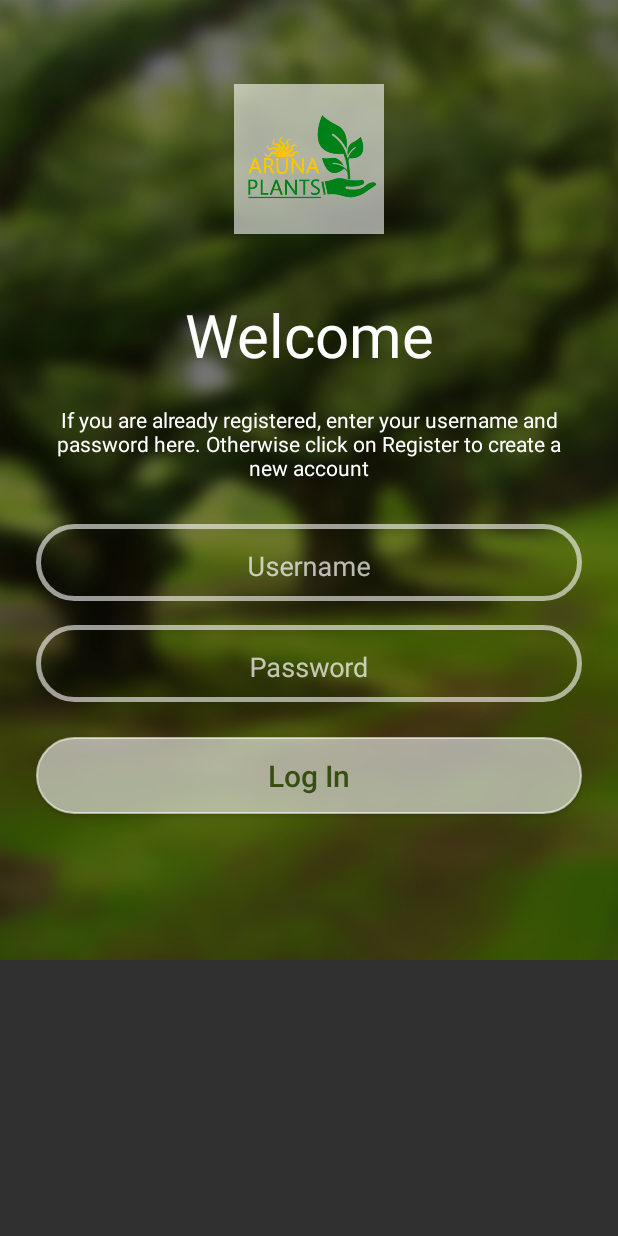
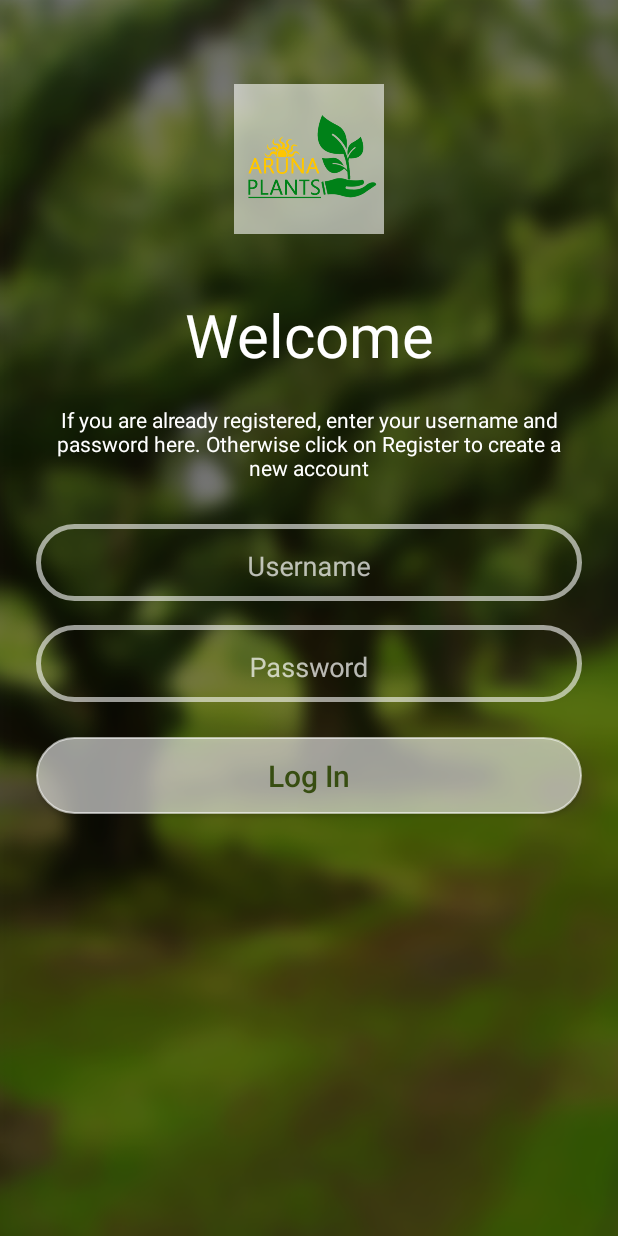
Before and after one commit to lakshangamage/aruna_plants, an Android app: the LoginActivity screen opened directly, with no data from a screen before it, on a phone screen of 412 x 824 dp. Run offline under Robolectric (Android 15) with nearby library versions, the phone set to English and light mode, and no system bars; libraries missing offline, so code that uses them is left out: cn.pedant.

Commit message:
changed login xml

```diff
--- a/app/src/main/java/com/intelligentz/arunaplants/view/LoginActivity.java
+++ b/app/src/main/java/com/intelligentz/arunaplants/view/LoginActivity.java
@@ -63,7 +63,7 @@ public class LoginActivity extends AppCompatActivity {
         Log.d(TAG, "Login");
 
         if (!validate()) {
-            onLoginFailed();
+            //onLoginFailed();
             return;
         }
 
@@ -180,7 +180,7 @@ public class LoginActivity extends AppCompatActivity {
                 }else{
 
                     Log.d("Login Failure!", json.getString(Tags.TAG_MESSAGE));
-                    onLoginFailed();
+                    //onLoginFailed();
                     //Toast.makeText(Login.this, "Invalid login details", Toast.LENGTH_LONG).show();
 
                 }
--- a/app/src/main/java/com/intelligentz/arunaplants/view/MainActivity.java
+++ b/app/src/main/java/com/intelligentz/arunaplants/view/MainActivity.java
@@ -504,7 +504,7 @@ public class MainActivity extends AppCompatActivity {
                     if (charSequence.length() > previousLength){
                         previousLength++;
                         for (Customer customer: new ArrayList<>(searchCustomerList)){
-                            if (!customer.getName().toLowerCase().contains(charSequence) || !customer.getNic().toLowerCase().contains(charSequence)){
+                            if (!customer.getName().toLowerCase().contains(charSequence) && !customer.getNic().toLowerCase().contains(charSequence)){
                                 searchCustomerList.remove(customer);
                             }
                         }
@@ -513,7 +513,7 @@ public class MainActivity extends AppCompatActivity {
                             previousLength--;
                         searchCustomerList = new ArrayList<Customer>();
                         for (Customer customer: customerList){
-                            if (customer.getName().toLowerCase().contains(charSequence) | customer.getNic().toLowerCase().contains(charSequence) ){
+                            if (customer.getName().toLowerCase().contains(charSequence) || customer.getNic().toLowerCase().contains(charSequence) ){
                                 searchCustomerList.add(customer);
                             }
                         }
--- a/app/src/main/res/layout/activity_login.xml
+++ b/app/src/main/res/layout/activity_login.xml
@@ -2,7 +2,8 @@
 <ScrollView xmlns:android="http://schemas.android.com/apk/res/android"
     android:layout_width="fill_parent"
     android:layout_height="fill_parent"
-    android:fitsSystemWindows="true">
+    android:fitsSystemWindows="true"
+    android:background="@drawable/background_image">
 
     <LinearLayout
         android:orientation="vertical"
@@ -11,7 +12,7 @@
         android:paddingTop="56dp"
         android:paddingLeft="24dp"
         android:paddingRight="24dp"
-        android:background="@drawable/background_image">
+        android:background="@android:color/transparent">
         <RelativeLayout
             android:layout_width="100dp"
             android:layout_height="100dp"
```
